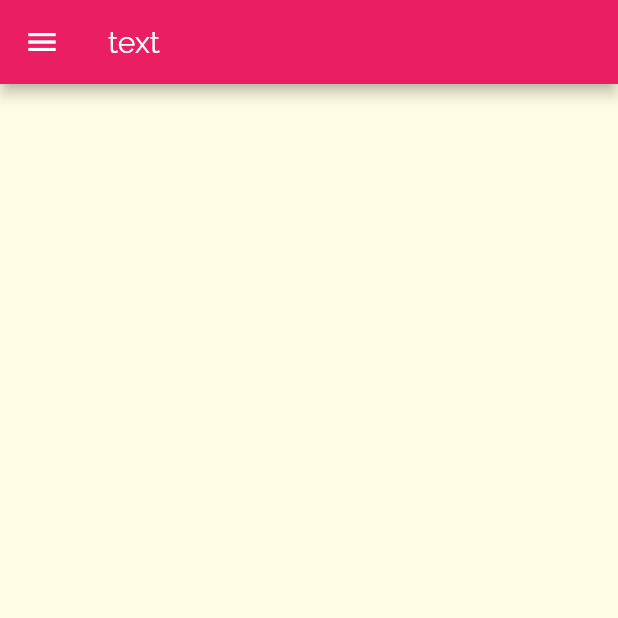
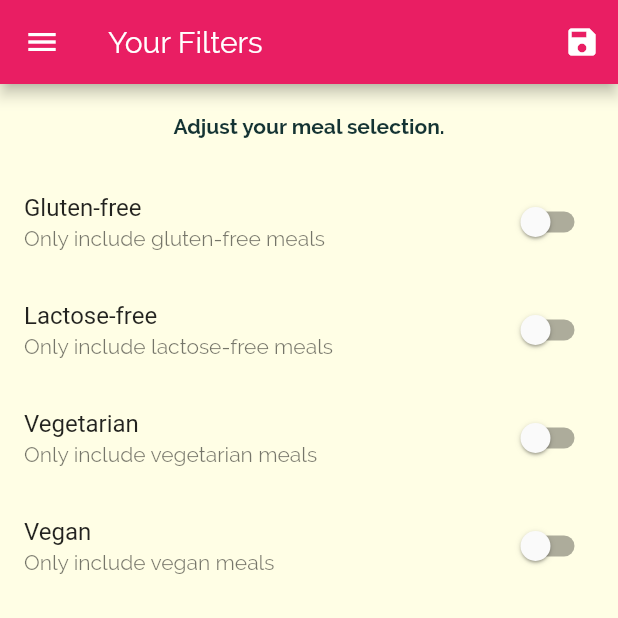
Before and after one commit to vimalprakashts/flutter_meal_app, a Flutter app: the FiltersScreen screen opened by its route, on a phone screen of 412 x 824 dp, the top half of it. Run offline on Flutter 3.47's test engine with Material 2 defaults, Android fonts, the phone set to English and light mode, and no system bars.

Commit message:
filtering

```diff
--- a/lib/main.dart
+++ b/lib/main.dart
@@ -1,13 +1,51 @@
 import 'package:flutter/material.dart';
+import 'package:flutter_meal_app/dummy-data.dart';
 import 'package:flutter_meal_app/screens/category_meals_screen.dart';
 import 'package:flutter_meal_app/screens/meal_detail_screen.dart';
 
+import 'models/meal.dart';
 import 'screens/filters_screen.dart';
 import 'screens/tabs_screen.dart';
 
 void main() => runApp(MyApp());
 
-class MyApp extends StatelessWidget {
+class MyApp extends StatefulWidget {
+  @override
+  _MyAppState createState() => _MyAppState();
+}
+
+class _MyAppState extends State<MyApp> {
+  Map<String, bool> _filters = {
+    'gluten': false,
+    'lactose': false,
+    'vegan': false,
+    'vegetarian': false,
+  };
+
+  List<Meal> _avialableMeals = DUMMY_MEALS;
+
+  void _setFilters(Map<String, bool> _updatedFilters) {
+    setState(() {
+      _filters = _updatedFilters;
+
+      _avialableMeals = _avialableMeals.where((meal) {
+        if (_filters['gluten'] && !meal.isGlutenFree) {
+          return false;
+        }
+        if (_filters['lactose'] && !meal.isLactoseFree) {
+          return false;
+        }
+        if (_filters['vegan'] && !meal.isVegan) {
+          return false;
+        }
+        if (_filters['vegetarian'] && !meal.isVegetarian) {
+          return false;
+        }
+        return true;
+      }).toList();
+    });
+  }
+
   @override
   Widget build(BuildContext context) {
     return MaterialApp(
@@ -32,9 +70,10 @@ class MyApp extends StatelessWidget {
       // home: CategoriesScreen(),
       routes: {
         '/': (ctx) => TabsScreen(),
-        CategoryMealsScreen.routeName: (ctx) => CategoryMealsScreen(),
+        CategoryMealsScreen.routeName: (ctx) =>
+            CategoryMealsScreen(_avialableMeals),
         MealDetailScreen.routeName: (ctx) => MealDetailScreen(),
-        FiltersScreen.routeName: (ctx) => FiltersScreen(),
+        FiltersScreen.routeName: (ctx) => FiltersScreen(_filters, _setFilters),
       },
     );
   }
--- a/lib/screens/category_meals_screen.dart
+++ b/lib/screens/category_meals_screen.dart
@@ -1,20 +1,23 @@
 import 'package:flutter/material.dart';
-import 'package:flutter_meal_app/dummy-data.dart';
+import 'package:flutter_meal_app/models/meal.dart';
 import 'package:flutter_meal_app/widgets/meal_item.dart';
 
-class CategoryMealsScreen extends StatelessWidget {
+class CategoryMealsScreen extends StatefulWidget {
   static const routeName = '/category-meals';
-  // final String categoryId;
-  // final String categoryTitle;
-  // CategoryMealsScreen(this.categoryId, this.categoryTitle);
+  final List<Meal> _availableMeal;
+  CategoryMealsScreen(this._availableMeal);
+  @override
+  _CategoryMealsScreenState createState() => _CategoryMealsScreenState();
+}
 
+class _CategoryMealsScreenState extends State<CategoryMealsScreen> {
   @override
   Widget build(BuildContext context) {
     final routeArgs =
         ModalRoute.of(context).settings.arguments as Map<String, String>;
     final String categoryId = routeArgs['id'];
     final String categoryTitle = routeArgs['title'];
-    final categoryMeals = DUMMY_MEALS.where((meal) {
+    final categoryMeals = widget._availableMeal.where((meal) {
       return meal.categories.contains((categoryId));
     }).toList();
     return Scaffold(
--- a/lib/screens/filters_screen.dart
+++ b/lib/screens/filters_screen.dart
@@ -1,15 +1,130 @@
 import 'package:flutter/material.dart';
 import 'package:flutter_meal_app/widgets/main_drawer.dart';
 
-class FiltersScreen extends StatelessWidget {
+class FiltersScreen extends StatefulWidget {
   static const routeName = "/filters";
+
+  final Map<String, bool> _currentFilters;
+  final Function _saveFilters;
+
+  FiltersScreen(this._currentFilters, this._saveFilters);
+
+  @override
+  _FiltersScreenState createState() => _FiltersScreenState();
+}
+
+class _FiltersScreenState extends State<FiltersScreen> {
+  bool _glutenFree = false;
+  bool _vegetarian = false;
+  bool _vegan = false;
+  bool _lactoseFree = false;
+
+  @override
+  initState() {
+    _glutenFree = widget._currentFilters['gluten'];
+    _vegetarian = widget._currentFilters['vegetarian'];
+    _vegan = widget._currentFilters['vegan'];
+    _lactoseFree = widget._currentFilters['lactose'];
+    super.initState();
+  }
+
+  Widget _buildSwitchListTile(
+    String title,
+    String decription,
+    bool currentValue,
+    Function updateValue,
+  ) {
+    return SwitchListTile(
+      title: Text(
+        title,
+      ),
+      value: currentValue,
+      subtitle: Text(
+        decription,
+      ),
+      onChanged: updateValue,
+    );
+  }
+
   @override
   Widget build(BuildContext context) {
     return Scaffold(
       appBar: AppBar(
-        title: Text("text"),
+        title: Text("Your Filters"),
+        actions: <Widget>[
+          IconButton(
+            icon: Icon(Icons.save),
+            onPressed: () {
+              Map<String, bool> _selectedFilters = {
+                'gluten': _glutenFree,
+                'lactose': _lactoseFree,
+                'vegan': _vegan,
+                'vegetarian': _vegetarian,
+              };
+
+              widget._saveFilters(_selectedFilters);
+            },
+          )
+        ],
       ),
       drawer: MainDrawer(),
+      body: Column(
+        children: <Widget>[
+          Container(
+            padding: EdgeInsets.all(20),
+            child: Text(
+              "Adjust your meal selection.",
+              style: TextStyle(fontWeight: FontWeight.bold),
+            ),
+          ),
+          Expanded(
+            child: ListView(
+              children: <Widget>[
+                _buildSwitchListTile(
+                  "Gluten-free",
+                  'Only include gluten-free meals',
+                  _glutenFree,
+                  (newVal) {
+                    setState(() {
+                      _glutenFree = newVal;
+                    });
+                  },
+                ),
+                _buildSwitchListTile(
+                  "Lactose-free",
+                  'Only include lactose-free meals',
+                  _lactoseFree,
+                  (newVal) {
+                    setState(() {
+                      _lactoseFree = newVal;
+                    });
+                  },
+                ),
+                _buildSwitchListTile(
+                  "Vegetarian",
+                  'Only include vegetarian meals',
+                  _vegetarian,
+                  (newVal) {
+                    setState(() {
+                      _vegetarian = newVal;
+                    });
+                  },
+                ),
+                _buildSwitchListTile(
+                  "Vegan",
+                  'Only include vegan meals',
+                  _vegan,
+                  (newVal) {
+                    setState(() {
+                      _vegan = newVal;
+                    });
+                  },
+                )
+              ],
+            ),
+          )
+        ],
+      ),
     );
   }
 }
--- a/lib/screens/meal_detail_screen.dart
+++ b/lib/screens/meal_detail_screen.dart
@@ -90,7 +90,6 @@ class MealDetailScreen extends StatelessWidget {
               ),
             ],
           ),
-      ),
-    );
+        ));
   }
 }
```
Lines whose indentation alone changed are shown as unchanged.
